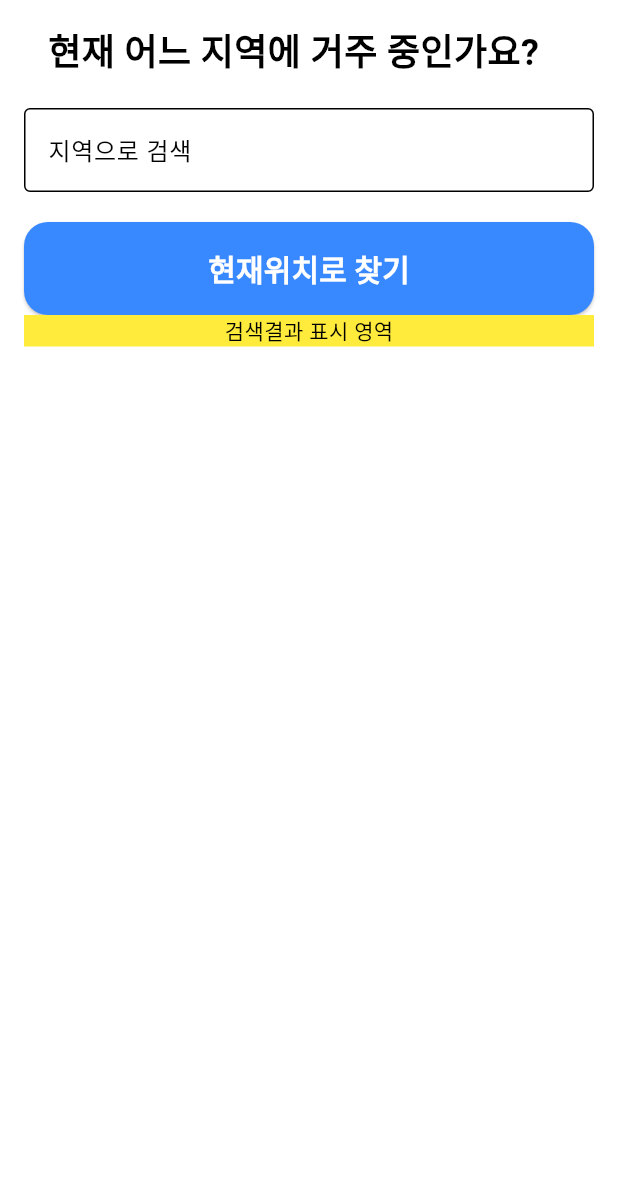
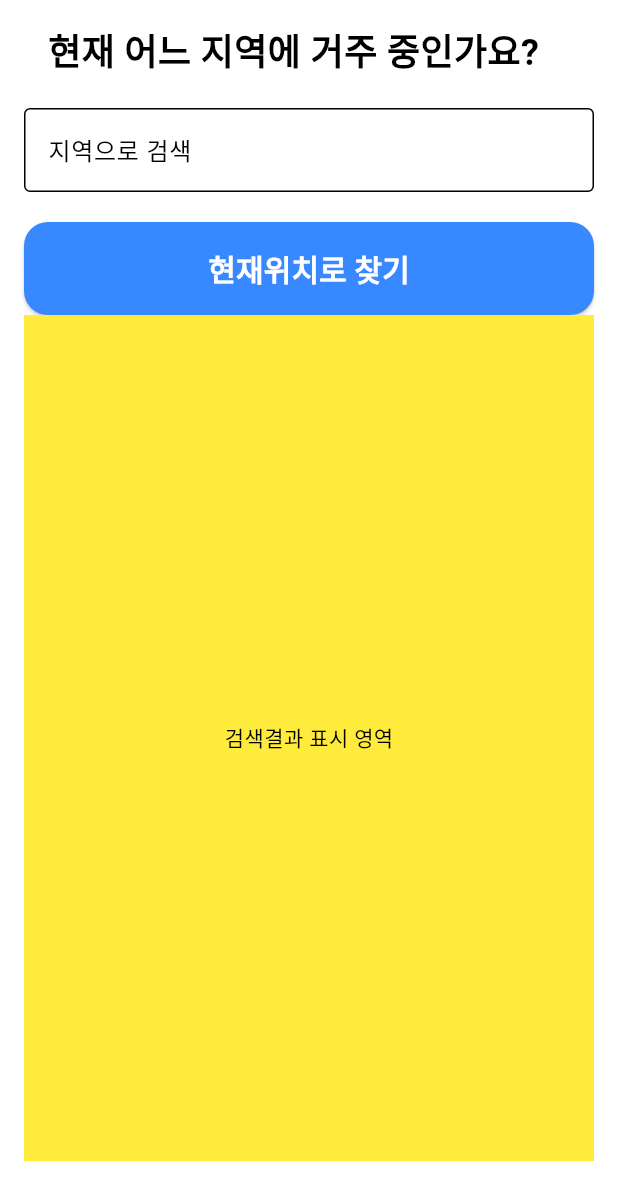
Before and after one commit to lsjmc0224/medy_app, a Flutter app: the ResidenceAreaPage widget shown alone on an empty page, opened directly, on a phone screen of 412 x 824 dp. Shown: the top 1200 px of the screen. Run offline on Flutter 3.47's test engine with Material 3 defaults, Android fonts, the phone set to English and light mode, and no system bars.

```diff
--- a/lib/intro/gender_select.dart
+++ b/lib/intro/gender_select.dart
@@ -1,5 +1,5 @@
 import 'package:flutter/material.dart';
-import 'package:medy/intro/intro_next_button.dart';
+import 'package:medy/intro/w_intro_next_button.dart';
 import 'package:medy/intro/question_text.dart';
 import 'package:medy/intro/residence_area.dart';
 
--- a/lib/intro/intro_page.dart
+++ b/lib/intro/intro_page.dart
@@ -2,7 +2,7 @@ import 'package:flutter/material.dart';
 import 'package:medy/intro/birth_date_page.dart';
 import 'package:medy/intro/diagnosis_age_page.dart';
 import 'package:medy/intro/gender_select.dart';
-import 'package:medy/intro/intro_next_button.dart';
+import 'package:medy/intro/w_intro_next_button.dart';
 import 'package:medy/intro/residence_area.dart';
 import 'package:medy/intro/start.dart';
 
--- a/lib/intro/residence_area.dart
+++ b/lib/intro/residence_area.dart
@@ -58,11 +58,14 @@ class _ResidenceAreaPageState extends State<ResidenceAreaPage> {
             ),
           ),
           // 검색 결과가 나오는 영역
-          Container(
-            // TODO: 검색결과 받아서 필터링 ( default 값은 가나다 순으로 )
-            color: Colors.yellow, // 이곳에 실제 UI 요소를 넣을 수 있습니다.
-            child: const Center(child: Text("검색결과 표시 영역")),
+          Expanded(
+            child: Container(
+              // TODO: 검색결과 받아서 필터링 ( default 값은 가나다 순으로 )
+              color: Colors.yellow, // 이곳에 실제 UI 요소를 넣을 수 있습니다.
+              child: const Center(child: Text("검색결과 표시 영역")),
+            ),
           ),
+          Container(height: 50,)
         ],
       ),
     );
--- a/lib/main.dart
+++ b/lib/main.dart
@@ -1,6 +1,6 @@
 import 'package:flutter/material.dart';
 import 'package:medy/intro/birth_date_page.dart';
-import 'package:medy/intro/intro_next_button.dart';
+import 'package:medy/intro/w_intro_next_button.dart';
 import 'package:medy/intro/intro_page.dart';
 
 const assetImagePath = 'assets/images';
```
Also changed, not shown: lib/intro/w_intro_next_button.dart (renamed from lib/intro/intro_next_button.dart).
